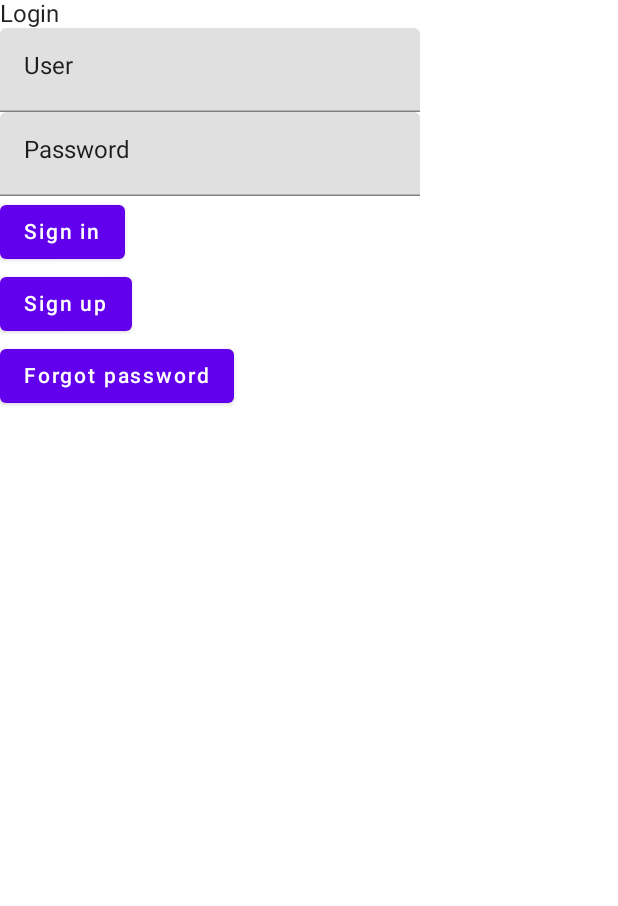
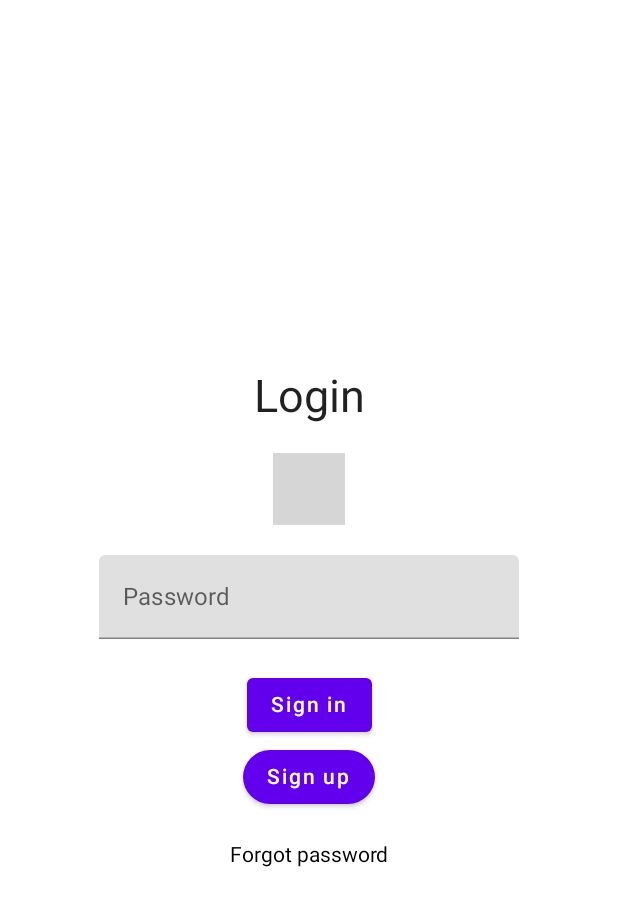
Before and after one commit to kitagawaowo/DemoWeek2, an Android app built with Jetpack Compose: the @Preview function DefaultPreview, on a phone screen of 412 x 824 dp. Shown: the top 906 px of the screen. Run offline under Robolectric (Android 15) with nearby library versions, the phone set to English and light mode, and no system bars; 1 statement that could not run was skipped; grey boxes are pictures that could not be loaded.

Commit message:
Bugs with states

```diff
--- a/app/src/main/java/pe/edu/upc/demo/ui/screens/Login.kt
+++ b/app/src/main/java/pe/edu/upc/demo/ui/screens/Login.kt
@@ -1,28 +1,59 @@
 package pe.edu.upc.demo.ui.screens
 
-import androidx.compose.foundation.layout.Column
+import androidx.compose.foundation.layout.*
+import androidx.compose.foundation.shape.RoundedCornerShape
+import androidx.compose.foundation.text.ClickableText
 import androidx.compose.material.Button
 import androidx.compose.material.Text
 import androidx.compose.material.TextField
 import androidx.compose.runtime.Composable
+import androidx.compose.runtime.remember
+import androidx.compose.ui.Alignment
+import androidx.compose.ui.Modifier
+import androidx.compose.ui.text.AnnotatedString
+import androidx.compose.ui.text.input.TextFieldValue
 import androidx.compose.ui.tooling.preview.Preview
+import androidx.compose.ui.unit.dp
+import androidx.compose.ui.unit.sp
 import pe.edu.upc.demo.ui.theme.DemoTheme
 
 @Composable
 fun Login() {
-    Column {
-        Text(text = "Login")
-        TextField(value = "User", onValueChange = {})
-        TextField(value = "Password", onValueChange = {})
+    var username = remember { mutableSetOf(TextFieldValue())}
+    var password = remember { mutableSetOf(TextFieldValue())}
+    Column(
+        modifier = Modifier
+            .padding(20.dp)
+            .fillMaxSize(),
+        verticalArrangement = Arrangement.Center,
+        horizontalAlignment = Alignment.CenterHorizontally
+    ) {
+
+
+        Text(text = "Login", fontSize = 30.sp)
+        Spacer(modifier = Modifier.height(20.dp))
+
+        TextField(value = username.value, onValueChange = {}, placeholder = { Text("Username") })
+        Spacer(modifier = Modifier.height(20.dp))
+
+        TextField(value = "", onValueChange = {}, placeholder = { Text("Password") })
+        Spacer(modifier = Modifier.height(20.dp))
+
         Button(onClick = { /*TODO*/ }) {
             Text(text = "Sign in")
         }
-        Button(onClick = { /*TODO*/ }) {
-            Text(text = "Sign up")
+        Box(
+            modifier = Modifier.padding(40.dp, 0.dp)
+        ) {
+            Button(
+                onClick = { /*TODO*/ },
+                shape = RoundedCornerShape(50.dp)
+            ) {
+                Text(text = "Sign up")
+            }
         }
-        Button(onClick = { /*TODO*/ }) {
-            Text(text = "Forgot password")
-        }
+        Spacer(modifier = Modifier.height(20.dp))
+        ClickableText(text = AnnotatedString("Forgot password"), onClick = {})
     }
 }
 
```
